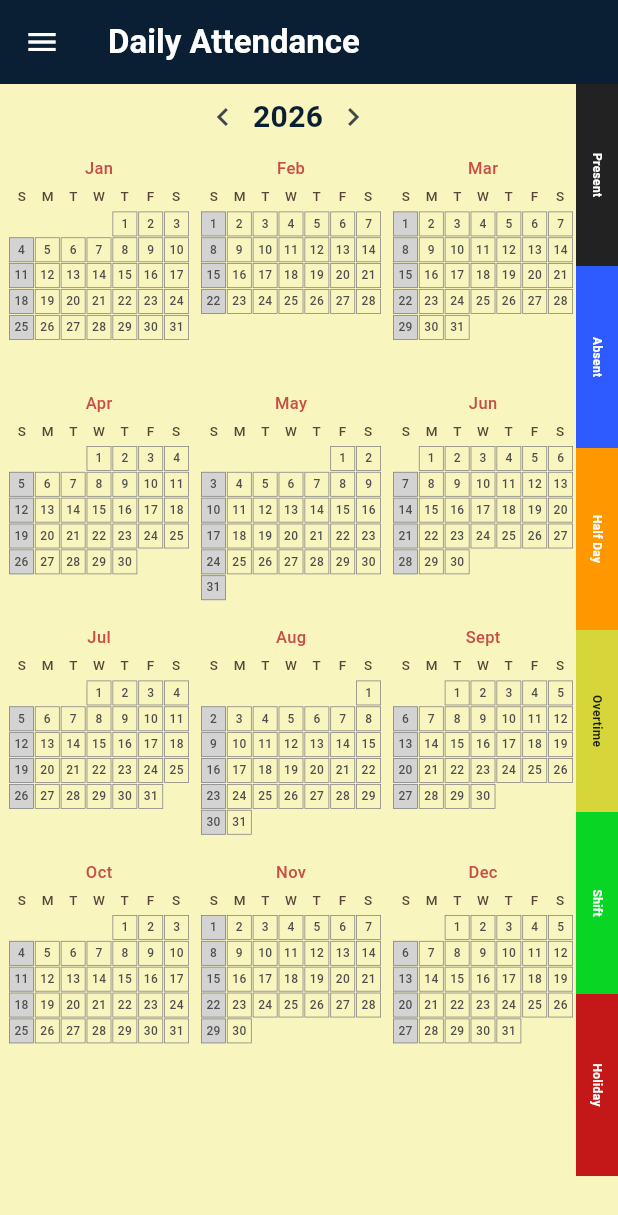
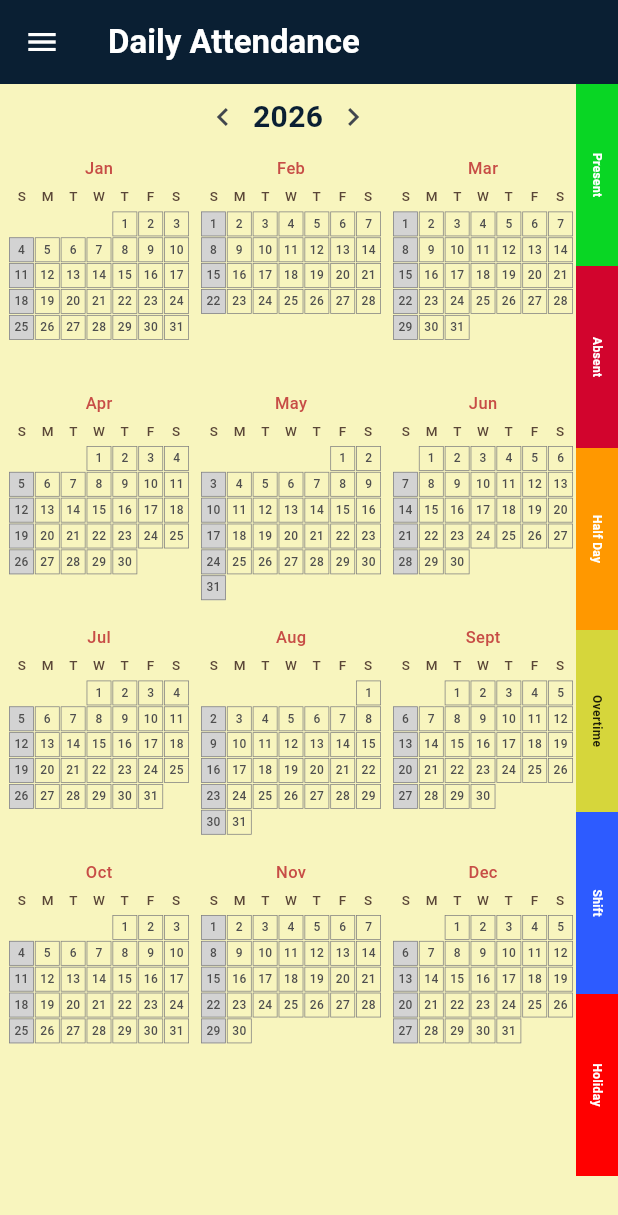
Before and after one commit to SurajChaurasia84/Self-Attendance-, a Flutter app: the screen it shows after launch, on a phone screen of 412 x 824 dp. Shown: the top 1215 px of the screen. Run offline on Flutter 3.47's test engine with Material 3 defaults, Android fonts, the phone set to English and light mode, and no system bars; our stand-ins replace google_mobile_ads, pdf, shared_preferences; network calls fail.

Commit message:
Refactor attendance models

```diff
--- a/lib/attendance_models.dart
+++ b/lib/attendance_models.dart
@@ -5,21 +5,21 @@ const Color kSheetColor = Color(0xFFF8F5BE);
 const Color kSundayColor = Color(0xFFD3D3D3);
 
 class CalendarPalette {
-  final Color presentColor = const Color(0xFF222222);
-  final Color absentColor = const Color(0xFF2D5BFF);
+  final Color presentColor = const Color(0xFF09D624);
+  final Color absentColor = const Color(0xFFD2042D);
   final Color halfDayColor = const Color(0xFFFF9800);
   final Color overtimeColor = const Color(0xFFD6D63B);
-  final Color shiftColor = const Color(0xFF09D624);
-  final Color holidayColor = const Color(0xFFC41717);
+  final Color shiftColor = const Color(0xFF2D5BFF);
+  final Color holidayColor = const Color(0xFFFF0000);
 }
 
 enum AttendanceStatus {
-  present('Present', Color(0xFF222222)),
-  absent('Absent', Color(0xFF2D5BFF)),
+  present('Present', Color(0xFF09D624)),
+  absent('Absent', Color(0xFFD2042D)),
   halfDay('Half Day', Color(0xFFFF9800)),
   overtime('Overtime', Color(0xFFD6D63B)),
-  shift('Shift', Color(0xFF09D624)),
-  holiday('Holiday', Color(0xFFC41717));
+  shift('Shift', Color(0xFF2D5BFF)),
+  holiday('Holiday', Color(0xFFFF0000));
 
   const AttendanceStatus(this.label, this.color);
 
@@ -45,3 +45,14 @@ String monthName(int month) {
 
   return months[month - 1];
 }
+class MonthReportData {
+  final DateTime monthDate;
+  final Map<AttendanceStatus, int> counts;
+  final int totalMarked;
+
+  MonthReportData({
+    required this.monthDate,
+    required this.counts,
+    required this.totalMarked,
+  });
+}
```
